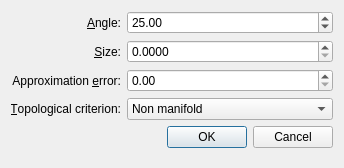
The window that include/Polyhedron/demo/Polyhedron/Plugins/Surface_mesh/Remeshing_dialog.ui (CrealityOfficial/cgal) describes before a commit, drawn with Qt 5.
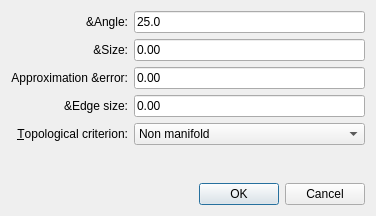
The same window after the commit. Custom widgets are drawn as their Qt base class.

What changed in the file:
```diff
--- a/include/Polyhedron/demo/Polyhedron/Plugins/Surface_mesh/Remeshing_dialog.ui
+++ b/include/Polyhedron/demo/Polyhedron/Plugins/Surface_mesh/Remeshing_dialog.ui
@@ -6,63 +6,29 @@
    <rect>
     <x>0</x>
     <y>0</y>
-    <width>344</width>
-    <height>168</height>
+    <width>376</width>
+    <height>216</height>
    </rect>
   </property>
   <property name="windowTitle">
    <string>Meshing criteria</string>
   </property>
-  <layout class="QVBoxLayout" name="verticalLayout">
-   <item>
-    <layout class="QGridLayout" name="gridLayout" columnstretch="0,1">
-     <item row="0" column="0">
-      <widget class="QLabel" name="angleLabel">
+  <layout class="QGridLayout" name="gridLayout">
+   <item row="0" column="2" colspan="2">
+    <widget class="DoubleEdit" name="angle">
        <property name="text">
-        <string>&amp;Angle:</string>
-       </property>
-       <property name="alignment">
-        <set>Qt::AlignRight|Qt::AlignTrailing|Qt::AlignVCenter</set>
-       </property>
-       <property name="buddy">
-        <cstring>angle</cstring>
-       </property>
-      </widget>
-     </item>
-     <item row="0" column="1">
-      <widget class="QDoubleSpinBox" name="angle">
-       <property name="minimum">
-        <double>1.000000000000000</double>
-       </property>
-       <property name="maximum">
-        <double>30.000000000000000</double>
-       </property>
-       <property name="value">
-        <double>25.000000000000000</double>
-       </property>
-      </widget>
-     </item>
-     <item row="1" column="0">
-      <widget class="QLabel" name="sizingLabel">
+      <string>25.0</string>
+     </property>
+    </widget>
+   </item>
+   <item row="1" column="2" colspan="2">
+    <widget class="DoubleEdit" name="sizing">
        <property name="text">
-        <string>&amp;Size:</string>
-       </property>
-       <property name="alignment">
-        <set>Qt::AlignRight|Qt::AlignTrailing|Qt::AlignVCenter</set>
-       </property>
-       <property name="buddy">
-        <cstring>sizing</cstring>
-       </property>
-      </widget>
-     </item>
-     <item row="1" column="1">
-      <widget class="QDoubleSpinBox" name="sizing">
-       <property name="decimals">
-        <number>4</number>
-       </property>
-      </widget>
-     </item>
-     <item row="2" column="0">
+      <string>0.00</string>
+     </property>
+    </widget>
+   </item>
+   <item row="2" column="0" colspan="2">
       <widget class="QLabel" name="approxLabel">
        <property name="text">
         <string>Approximation &amp;error:</string>
@@ -70,15 +36,29 @@
        <property name="alignment">
         <set>Qt::AlignRight|Qt::AlignTrailing|Qt::AlignVCenter</set>
        </property>
+    </widget>
+   </item>
+   <item row="2" column="2" colspan="2">
+    <widget class="DoubleEdit" name="approx">
+     <property name="text">
+      <string>0.00</string>
+     </property>
+    </widget>
+   </item>
+   <item row="4" column="0" colspan="2">
+    <widget class="QLabel" name="label">
+     <property name="text">
+      <string>&amp;Topological criterion:</string>
+     </property>
+     <property name="alignment">
+      <set>Qt::AlignRight|Qt::AlignTrailing|Qt::AlignVCenter</set>
+     </property>
        <property name="buddy">
         <cstring>approx</cstring>
        </property>
       </widget>
      </item>
-     <item row="2" column="1">
-      <widget class="QDoubleSpinBox" name="approx"/>
-     </item>
-     <item row="3" column="1">
+   <item row="4" column="2" colspan="2">
       <widget class="QComboBox" name="tags">
        <item>
         <property name="text">
@@ -97,32 +77,7 @@
        </item>
       </widget>
      </item>
-     <item row="3" column="0">
-      <widget class="QLabel" name="label">
-       <property name="text">
-        <string>&amp;Topological criterion:</string>
-       </property>
-       <property name="alignment">
-        <set>Qt::AlignRight|Qt::AlignTrailing|Qt::AlignVCenter</set>
-       </property>
-       <property name="buddy">
-        <cstring>tags</cstring>
-       </property>
-      </widget>
-     </item>
-    </layout>
-   </item>
-   <item>
-    <widget class="QDialogButtonBox" name="buttonBox">
-     <property name="orientation">
-      <enum>Qt::Horizontal</enum>
-     </property>
-     <property name="standardButtons">
-      <set>QDialogButtonBox::Cancel|QDialogButtonBox::Ok</set>
-     </property>
-    </widget>
-   </item>
-   <item>
+   <item row="5" column="2">
     <spacer name="verticalSpacer">
      <property name="orientation">
       <enum>Qt::Vertical</enum>
@@ -135,8 +90,65 @@
      </property>
     </spacer>
    </item>
+   <item row="6" column="3">
+    <widget class="QDialogButtonBox" name="buttonBox">
+     <property name="orientation">
+      <enum>Qt::Horizontal</enum>
+     </property>
+     <property name="standardButtons">
+      <set>QDialogButtonBox::Cancel|QDialogButtonBox::Ok</set>
+     </property>
+    </widget>
+   </item>
+   <item row="3" column="2" colspan="2">
+    <widget class="DoubleEdit" name="edge_sizing">
+     <property name="enabled">
+      <bool>true</bool>
+     </property>
+     <property name="text">
+      <string>0.00</string>
+     </property>
+    </widget>
+   </item>
+   <item row="3" column="1">
+    <widget class="QLabel" name="sizingLabel_2">
+     <property name="text">
+      <string>&amp;Edge size:</string>
+     </property>
+     <property name="alignment">
+      <set>Qt::AlignRight|Qt::AlignTrailing|Qt::AlignVCenter</set>
+     </property>
+    </widget>
+   </item>
+   <item row="1" column="1">
+    <widget class="QLabel" name="sizingLabel">
+     <property name="text">
+      <string>&amp;Size:</string>
+     </property>
+     <property name="alignment">
+      <set>Qt::AlignRight|Qt::AlignTrailing|Qt::AlignVCenter</set>
+     </property>
+    </widget>
+   </item>
+   <item row="0" column="1">
+    <widget class="QLabel" name="angleLabel">
+     <property name="text">
+      <string>&amp;Angle:</string>
+     </property>
+     <property name="alignment">
+      <set>Qt::AlignRight|Qt::AlignTrailing|Qt::AlignVCenter</set>
+     </property>
+    </widget>
+   </item>
   </layout>
  </widget>
+ <customwidgets>
+  <customwidget>
+   <class>DoubleEdit</class>
+   <extends>QLineEdit</extends>
+   <header>CGAL_double_edit.h</header>
+  </customwidget>
+ </customwidgets>
  <resources/>
  <connections>
   <connection>
```
Left out of the diff: 2 changed lines with no effect on the pictures. Lines whose indentation alone changed are shown as unchanged.
